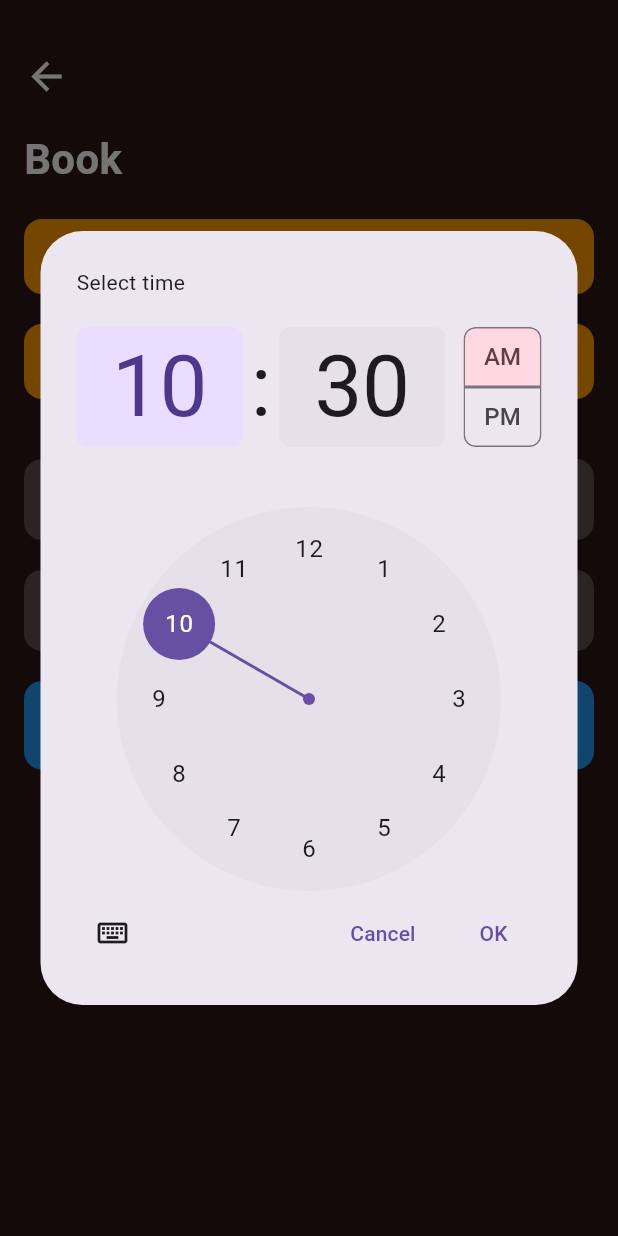
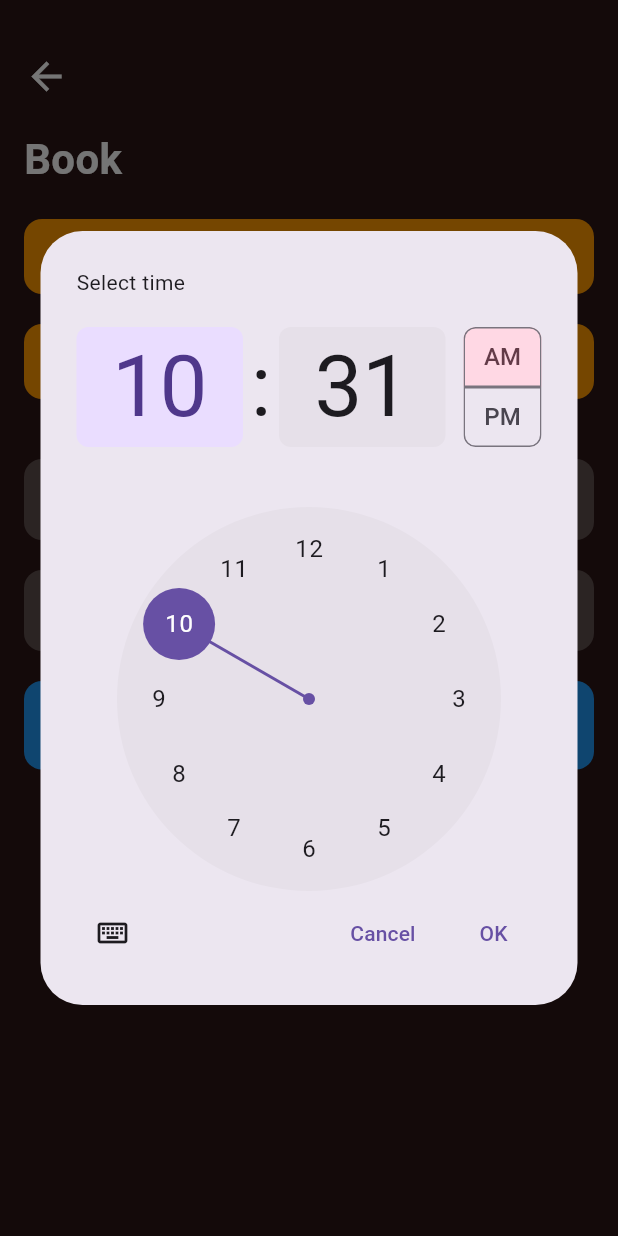
Before and after one commit to NgoManhHung122/barber_booking_khoaluan, a Flutter app: the Booking screen opened directly with empty values, after a tap on "Select Time", on a phone screen of 412 x 824 dp. Run offline on Flutter 3.47's test engine with Material 3 defaults, Android fonts, the phone set to English and light mode, and no system bars; our stand-ins replace cloud_firestore, file_picker, firebase_auth, firebase_core, shared_preferences; missing offline and left inert: flutter_stripe; accounts and stored records are empty.

Commit message:
Update booking.dart

```diff
--- a/barber_booking_app/lib/pages/booking/booking.dart
+++ b/barber_booking_app/lib/pages/booking/booking.dart
@@ -24,6 +24,7 @@ class _BookingState extends State<Booking> {
 
   DateTime _selectedDate = DateTime.now();
   TimeOfDay _selectedTime = TimeOfDay.now();
+
   @override
   void initState() {
     super.initState();
@@ -37,18 +38,39 @@ class _BookingState extends State<Booking> {
     setState(() {});
   }
 
+  Future<void> _selectDate(BuildContext context) async {
+    final DateTime? picked = await showDatePicker(
+      context: context,
+      initialDate: _selectedDate,
+      firstDate: DateTime.now(),
+      lastDate: DateTime(2100),
+    );
+
+    if (picked != null && picked != _selectedDate) {
+      setState(() {
+        _selectedDate = picked;
+        // Reset time nếu chọn ngày hiện tại
+        if (picked.day == DateTime.now().day &&
+            picked.month == DateTime.now().month &&
+            picked.year == DateTime.now().year) {
+          _selectedTime = TimeOfDay.now();
+        }
+      });
+    }
+  }
+
   Future<void> _selectTime(BuildContext context) async {
-    final nowFull = DateTime.now();
-    // Cắt giây/mili-giây để chỉ còn độ chính xác đến phút
-    final now = DateTime(
-        nowFull.year, nowFull.month, nowFull.day, nowFull.hour, nowFull.minute);
+    final DateTime now = DateTime.now();
+    final TimeOfDay initialTime;
 
-    // Xác định initialTime như cũ
-    final initialTime = (_selectedDate.year == now.year &&
-            _selectedDate.month == now.month &&
-            _selectedDate.day == now.day)
-        ? TimeOfDay.fromDateTime(nowFull)
-        : _selectedTime;
+    // Nếu chọn ngày hôm nay -> chỉ cho phép chọn giờ trong tương lai
+    if (_selectedDate.day == now.day &&
+        _selectedDate.month == now.month &&
+        _selectedDate.year == now.year) {
+      initialTime = TimeOfDay.fromDateTime(now.add(Duration(minutes: 1)));
+    } else {
+      initialTime = _selectedTime;
+    }
 
     final TimeOfDay? picked = await showTimePicker(
       context: context,
@@ -64,17 +86,17 @@ class _BookingState extends State<Booking> {
         picked.minute,
       );
 
-      // So sánh với now đã truncate
-      if (selectedDateTime.isBefore(now)) {
+      if (selectedDateTime.isBefore(DateTime.now())) {
         ScaffoldMessenger.of(context).showSnackBar(
           const SnackBar(
             content: Text("Cannot select a past time!"),
-            backgroundColor: Colors.redAccent,
+            backgroundColor: Colors.red,
           ),
         );
-      } else {
-        setState(() => _selectedTime = picked);
+        return;
       }
+
+      setState(() => _selectedTime = picked);
     }
   }
 
@@ -386,7 +408,7 @@ class _BookingState extends State<Booking> {
 
             //  Chọn Ngày
             GestureDetector(
-              onTap: () => _selectTime(context),
+              onTap: () => _selectDate(context),
               child: _buildOptionTile(Icons.calendar_month, "Select Date",
                   "${_selectedDate.day}/${_selectedDate.month}/${_selectedDate.year}"),
             ),
```
